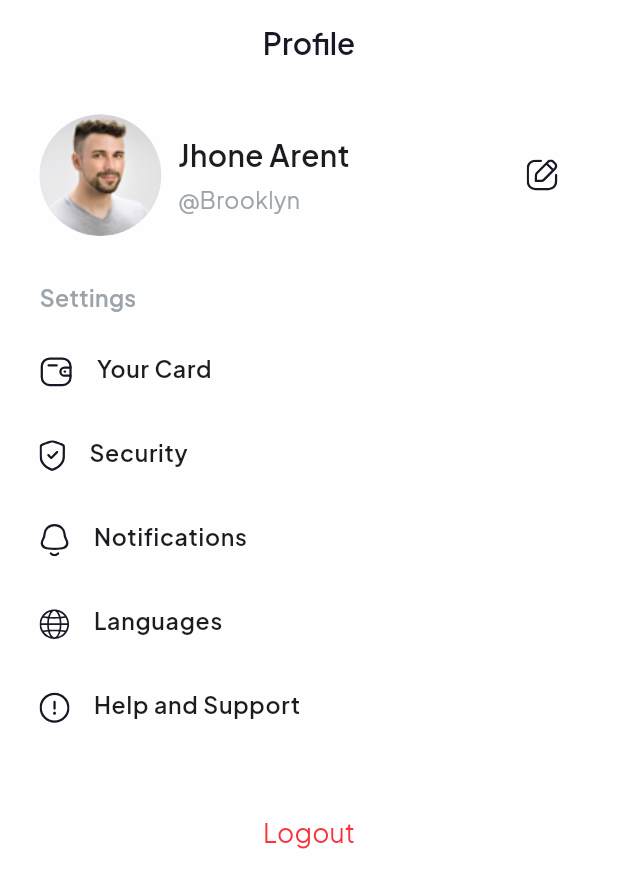
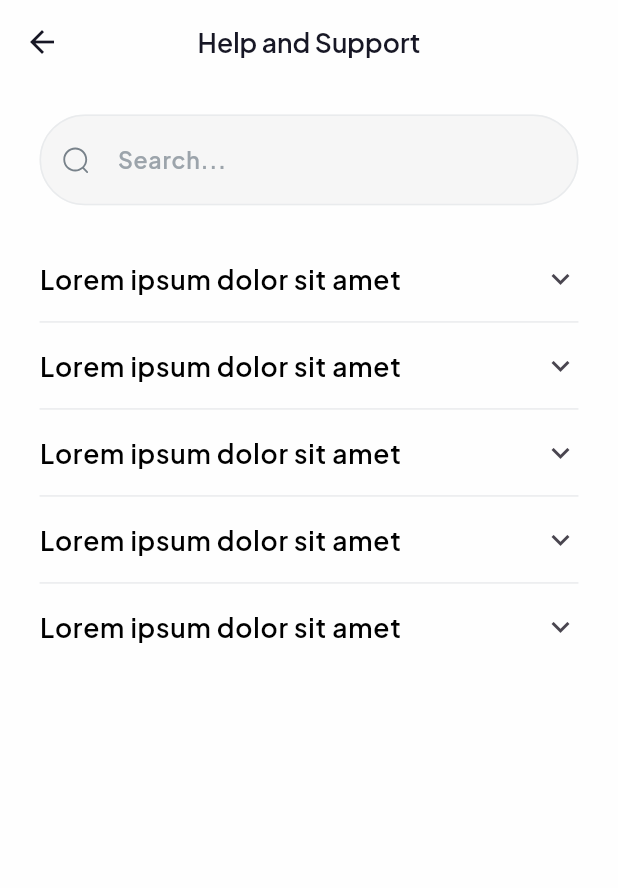
Before and after one commit to YacineHekkas/ShopEase_online_shop_app, a Flutter app: the ProfileView screen opened directly, after a tap on "Help and Support", on a phone screen of 412 x 824 dp. Shown: the top 888 px of the screen. Run offline on Flutter 3.47's test engine with Material 3 defaults, Android fonts, the phone set to English and light mode, and no system bars; our stand-ins replace animate_do, dots_indicator, flutter_otp_text_field, flutter_screenutil, flutter_secure_storage, flutter_svg and 4 more; accounts and stored records are empty.

Commit message:
help and support screen UI

```diff
--- /dev/null
+++ b/lib/view/screens/profil/help_support_view.dart
@@ -0,0 +1,70 @@
+import 'package:flutter/material.dart';
+import 'package:flutter_screenutil/flutter_screenutil.dart';
+import 'package:shopease_ecom_app/view/screens/profil/components/help_support_tile.dart';
+import 'package:shopease_ecom_app/view/screens/widgets/textfields/search_field.dart';
+
+import '../../../data/const/constants.dart';
+
+class HelpSupportView extends StatefulWidget {
+  const HelpSupportView({super.key});
+
+  @override
+  State<HelpSupportView> createState() => _HelpSupportViewState();
+}
+
+class _HelpSupportViewState extends State<HelpSupportView> {
+  final TextEditingController _searchController = TextEditingController();
+  @override
+  Widget build(BuildContext context) {
+    return Scaffold(
+      appBar: AppBar(
+        centerTitle: true,
+        title: Text(
+          'Help and Support',
+          style: AppTypography.kSemiBold16.copyWith(color: AppColors.kGrey100),
+        ),
+      ),
+      body: ListView(
+        padding: EdgeInsets.symmetric(horizontal: 24.w, vertical: 20.h),
+        physics: const BouncingScrollPhysics(),
+        children: [
+          SearchField(
+            controller: _searchController,
+            filterCallback: () {},
+            isFilterIcon: false,
+          ),
+          SizedBox(height: AppSpacing.twentyVertical),
+          const HelpSupportTile(
+            title: 'Lorem ipsum dolor sit amet',
+            description:
+                'Amet minim mollit non deserunt ullamco est sit aliqua dolor do amet sint. Velit officia consequat duis enim velit mollit. Exercitation veniam consequat sunt nostrud amet.',
+          ),
+          const Divider(color: AppColors.kLine, height: 0),
+          const HelpSupportTile(
+            title: 'Lorem ipsum dolor sit amet',
+            description:
+                'Amet minim mollit non deserunt ullamco est sit aliqua dolor do amet sint. Velit officia consequat duis enim velit mollit. Exercitation veniam consequat sunt nostrud amet.',
+          ),
+          const Divider(color: AppColors.kLine, height: 0),
+          const HelpSupportTile(
+            title: 'Lorem ipsum dolor sit amet',
+            description:
+                'Amet minim mollit non deserunt ullamco est sit aliqua dolor do amet sint. Velit officia consequat duis enim velit mollit. Exercitation veniam consequat sunt nostrud amet.',
+          ),
+          const Divider(color: AppColors.kLine, height: 0),
+          const HelpSupportTile(
+            title: 'Lorem ipsum dolor sit amet',
+            description:
+                'Amet minim mollit non deserunt ullamco est sit aliqua dolor do amet sint. Velit officia consequat duis enim velit mollit. Exercitation veniam consequat sunt nostrud amet.',
+          ),
+          const Divider(color: AppColors.kLine, height: 0),
+          const HelpSupportTile(
+            title: 'Lorem ipsum dolor sit amet',
+            description:
+                'Amet minim mollit non deserunt ullamco est sit aliqua dolor do amet sint. Velit officia consequat duis enim velit mollit. Exercitation veniam consequat sunt nostrud amet.',
+          ),
+        ],
+      ),
+    );
+  }
+}
--- a/lib/view/screens/profil/profile_view.dart
+++ b/lib/view/screens/profil/profile_view.dart
@@ -12,6 +12,7 @@ import '../../../data/const/constants.dart';
 import '../../../models/user_model.dart';
 import '../widgets/dialogs/logout_dialog.dart';
 import 'components/profile_header_card.dart';
+import 'help_support_view.dart';
 
 
 class ProfileView extends StatelessWidget {
@@ -96,7 +97,10 @@ class ProfileView extends StatelessWidget {
             delay: 1,
             child: SettingTile(
               onTap: () {
-                // Get.to<Widget>(()=>const HelpSupportView());
+                Get.to<Widget>(()=>const HelpSupportView(),
+                  transition: Transition.rightToLeft,
+                  duration: const Duration(milliseconds: 300),
+                );
               },
               icon: AppAssets.kInfo,
               title: 'Help and Support',
```
